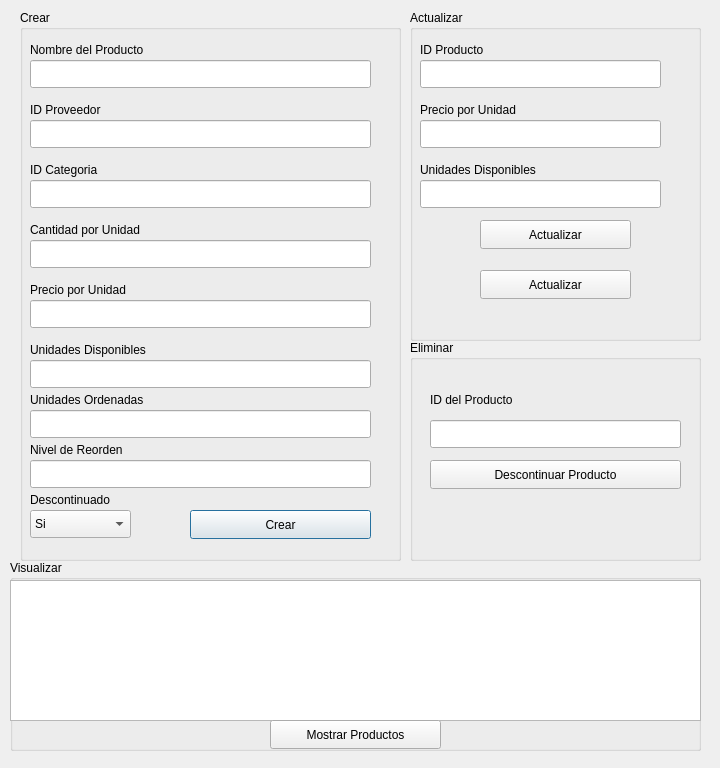
Before: the Qt Designer form productoscrud.ui in jairoaguilarts/Desktop-App-Proyect, drawn with Qt 5.
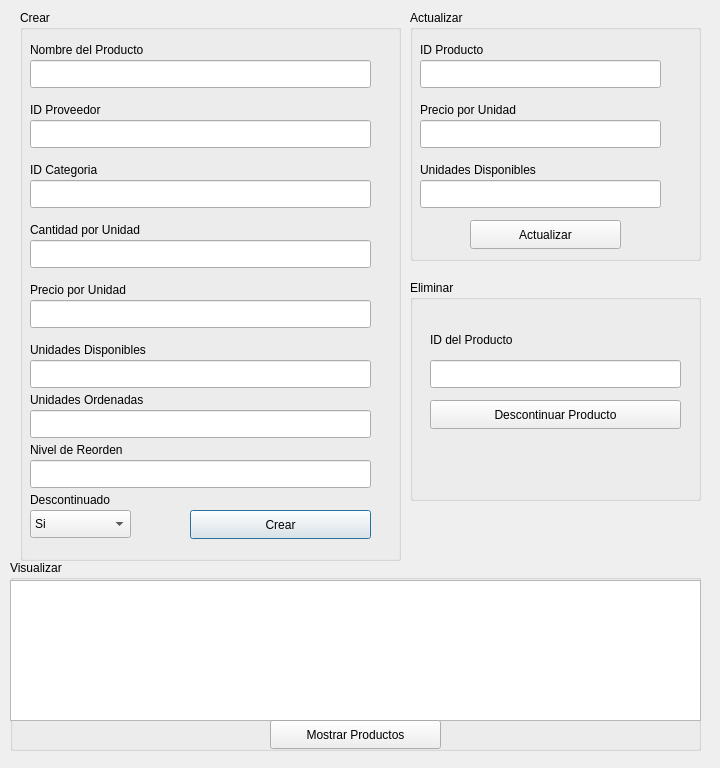
After: the same form once the commit is applied.

Commit message: Modifica la tabla al actualizar un producto

Patch:
```diff
--- a/productoscrud.ui
+++ b/productoscrud.ui
@@ -262,7 +262,7 @@
      <x>410</x>
      <y>10</y>
      <width>291</width>
-     <height>331</height>
+     <height>251</height>
     </rect>
    </property>
    <property name="title">
@@ -340,20 +340,7 @@
    <widget class="QPushButton" name="A_PB_Actualizar">
     <property name="geometry">
      <rect>
-      <x>70</x>
-      <y>260</y>
-      <width>151</width>
-      <height>29</height>
-     </rect>
-    </property>
-    <property name="text">
-     <string>Actualizar</string>
-    </property>
-   </widget>
-   <widget class="QPushButton" name="A_PB_Actualizar_2">
-    <property name="geometry">
-     <rect>
-      <x>70</x>
+      <x>60</x>
       <y>210</y>
       <width>151</width>
       <height>29</height>
@@ -368,7 +355,7 @@
    <property name="geometry">
     <rect>
      <x>410</x>
-     <y>340</y>
+     <y>280</y>
      <width>291</width>
      <height>221</height>
     </rect>
```
The commit also changes 2 other files.
